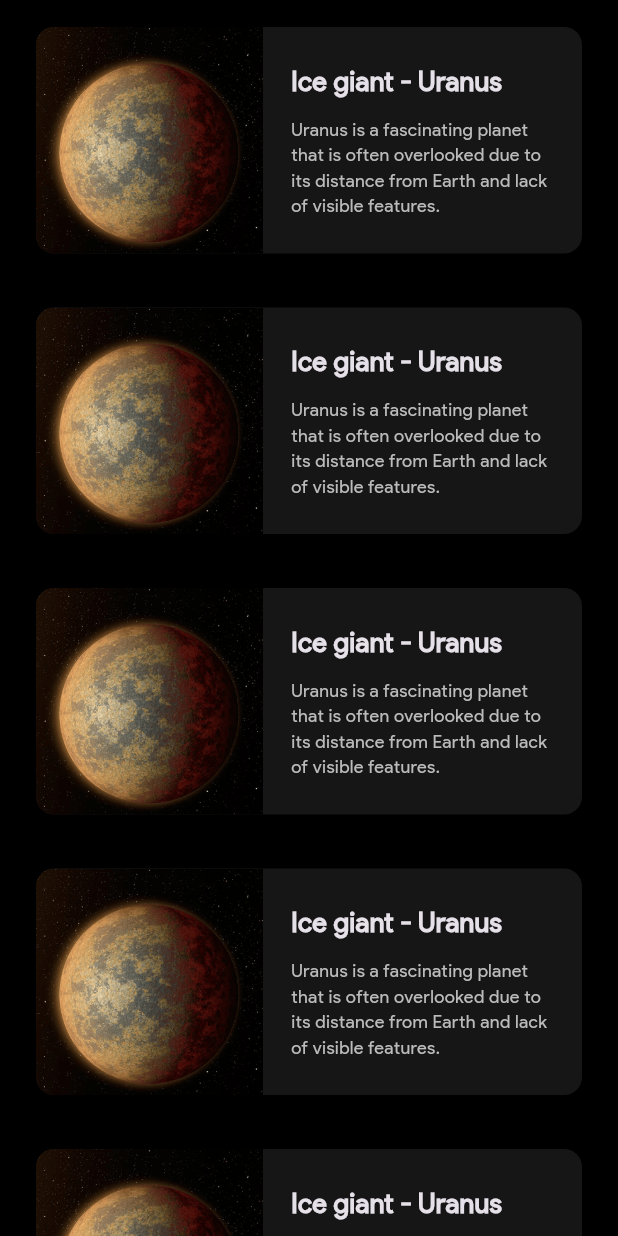
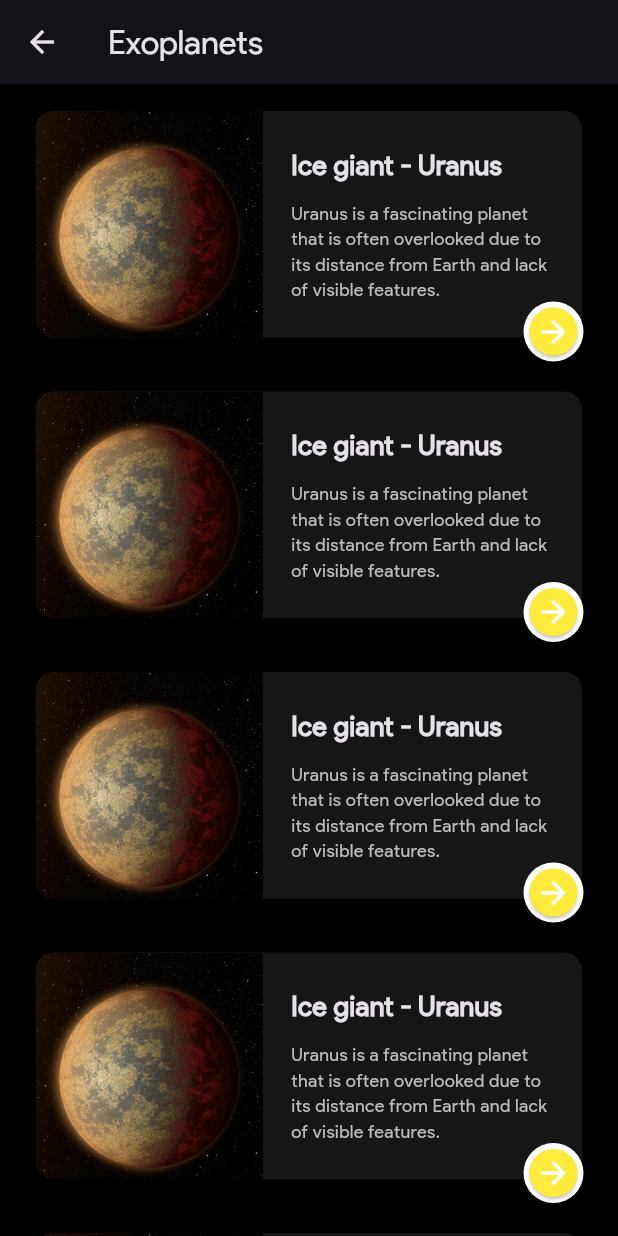
Before and after one commit to abdelazizh17/nasa-app, a Flutter app: the TerrestrialPage screen opened by its route, on a phone screen of 412 x 824 dp. Run offline on Flutter 3.47's test engine with Material 3 defaults, Android fonts, the light colour scheme and no system bars; our stand-ins replace auto_size_text, carousel_slider.

Commit message:
create exoplanet page

```diff
--- a/lib/page/terrestrial_page.dart
+++ b/lib/page/terrestrial_page.dart
@@ -1,5 +1,8 @@
 import 'package:flutter/material.dart';
 import 'package:auto_size_text/auto_size_text.dart';
+import 'package:p/widgets/custom_app_bar.dart';
+import 'package:p/widgets/custom_bottom_sheet.dart';
+import 'package:p/widgets/custom_button_arrow.dart';
 
 class TerrestrialPage extends StatelessWidget {
   const TerrestrialPage({super.key});
@@ -9,7 +12,11 @@ class TerrestrialPage extends StatelessWidget {
   @override
   Widget build(BuildContext context) {
     return Scaffold(
+      appBar: AppBar(
+        title: Text('Exoplanets'),
+      ),
       body: ListView.builder(
+        shrinkWrap: true,
         itemCount: 10,
         itemBuilder: (context, index) {
           return Padding(
@@ -29,7 +36,8 @@ class ExoplanetCard extends StatelessWidget {
 
   @override
   Widget build(BuildContext context) {
-    return Container(
+    return Stack(clipBehavior: Clip.none, children: [
+      Container(
         decoration: BoxDecoration(
           image: DecorationImage(
               alignment: Alignment.centerLeft,
@@ -67,6 +75,23 @@ class ExoplanetCard extends StatelessWidget {
             ],
           ),
         ),
-    );
+      ),
+      Positioned(
+        right: -5,
+        bottom: -20,
+        child: CustomButtonArrow(
+          onTap: () {
+            showModalBottomSheet(
+                shape: RoundedRectangleBorder(
+                  borderRadius: BorderRadius.circular(28),
+                ),
+                context: context,
+                builder: (context) {
+                  return CustomBottomSheet();
+                });
+          },
+        ),
+      ),
+    ]);
   }
 }
--- a/lib/widgets/custom_button_arrow.dart
+++ b/lib/widgets/custom_button_arrow.dart
@@ -1,18 +1,14 @@
 import 'package:flutter/material.dart';
-import 'package:p/views/planets_information_view.dart';
-
 
 class CustomButtonArrow extends StatelessWidget {
-  const CustomButtonArrow({super.key});
-
+  const CustomButtonArrow({super.key, this.onTap});
+  final void Function()? onTap;
   @override
   Widget build(BuildContext context) {
     return Align(
       alignment: Alignment.bottomCenter,
       child: GestureDetector(
-        onTap: () {
-          Navigator.pushNamed(context, PlanetsInformationView.id);
-        },
+        onTap: onTap,
         child: Card(
           color: Colors.white,
           shape: RoundedRectangleBorder(
```
Also changed, not shown: lib/widgets/planet_card.dart (+6 -1 lines). Lines whose indentation alone changed are shown as unchanged.
